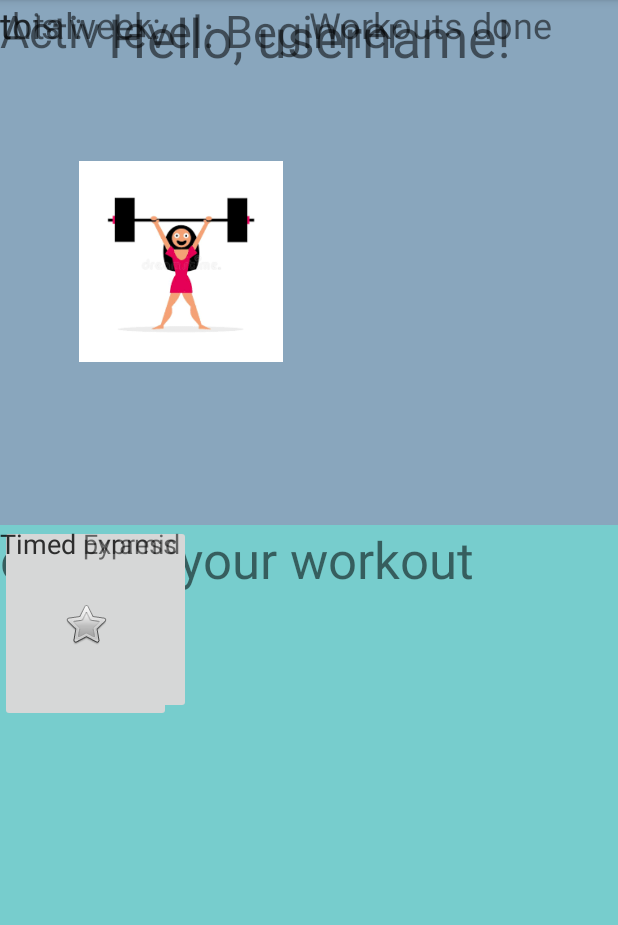
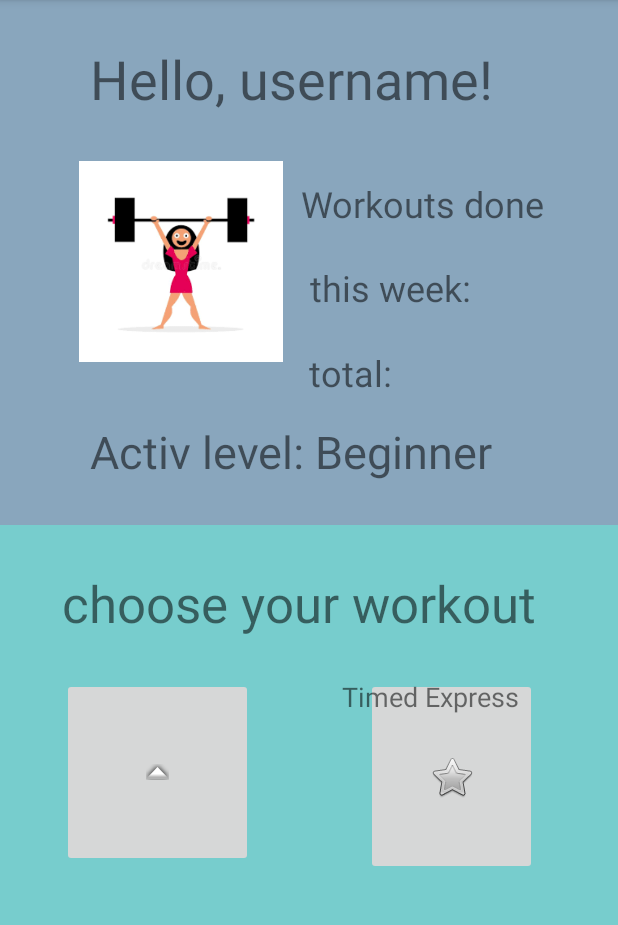
Before and after one commit to ALA-Fitness-App/ALA, an Android app: the profile screen opened directly, with no data from a screen before it, on a phone screen of 412 x 824 dp, the part 84-1009 px from its top. Run offline under Robolectric (Android 15) with nearby library versions, the phone set to English and light mode, and no system bars.

Commit message:
updated profile activity.

```diff
--- a/app/src/main/res/layout/activity_profile.xml
+++ b/app/src/main/res/layout/activity_profile.xml
@@ -14,6 +14,7 @@
         android:background="@color/secondary_background">
 
         <ImageView
+            android:id="@+id/imageView3"
             android:layout_width="136dp"
             android:layout_height="134dp"
             android:background="@color/white"
@@ -29,98 +30,145 @@
             android:id="@+id/textView"
             android:layout_width="wrap_content"
             android:layout_height="wrap_content"
+            android:layout_marginStart="59dp"
+            android:layout_marginTop="28dp"
+            android:layout_marginEnd="83dp"
+            android:layout_marginBottom="31dp"
             android:text="Hello, username!"
             android:textSize="36sp"
+            app:layout_constraintBottom_toTopOf="@+id/imageView3"
             app:layout_constraintEnd_toEndOf="parent"
             app:layout_constraintStart_toStartOf="parent"
-            tools:layout_editor_absoluteY="41dp" />
+            app:layout_constraintTop_toTopOf="parent" />
 
         <TextView
             android:id="@+id/textView2"
             android:layout_width="wrap_content"
             android:layout_height="wrap_content"
+            android:layout_marginStart="8dp"
+            android:layout_marginTop="46dp"
+            android:layout_marginEnd="8dp"
+            android:layout_marginBottom="23dp"
             android:text="Workouts done"
             android:textSize="24sp"
+            app:layout_constraintBottom_toTopOf="@+id/textView3"
             app:layout_constraintEnd_toEndOf="parent"
             app:layout_constraintHorizontal_bias="0.827"
             app:layout_constraintStart_toStartOf="parent"
-            tools:layout_editor_absoluteY="122dp" />
+            app:layout_constraintTop_toBottomOf="@+id/textView" />
 
         <TextView
             android:id="@+id/textView3"
             android:layout_width="wrap_content"
             android:layout_height="wrap_content"
+            android:layout_marginStart="18dp"
+            android:layout_marginEnd="98dp"
+            android:layout_marginBottom="24dp"
             android:text="this week:"
             android:textSize="24sp"
-            tools:layout_editor_absoluteX="206dp"
-            tools:layout_editor_absoluteY="178dp" />
+            app:layout_constraintBottom_toTopOf="@+id/textView4"
+            app:layout_constraintEnd_toEndOf="parent"
+            app:layout_constraintStart_toEndOf="@+id/imageView3"
+            app:layout_constraintTop_toBottomOf="@+id/textView2" />
 
         <TextView
             android:id="@+id/textView4"
             android:layout_width="wrap_content"
             android:layout_height="wrap_content"
+            android:layout_marginStart="18dp"
+            android:layout_marginEnd="151dp"
+            android:layout_marginBottom="16dp"
             android:text="total:"
             android:textSize="24sp"
-            tools:layout_editor_absoluteX="206dp"
-            tools:layout_editor_absoluteY="220dp" />
+            app:layout_constraintBottom_toTopOf="@+id/textView5"
+            app:layout_constraintEnd_toEndOf="parent"
+            app:layout_constraintStart_toEndOf="@+id/imageView3"
+            app:layout_constraintTop_toBottomOf="@+id/textView3" />
 
         <TextView
             android:id="@+id/textView5"
             android:layout_width="wrap_content"
             android:layout_height="wrap_content"
+            android:layout_marginStart="60dp"
+            android:layout_marginEnd="83dp"
+            android:layout_marginBottom="32dp"
             android:text="Activ level: Beginner"
             android:textSize="30sp"
-            tools:layout_editor_absoluteX="59dp"
-            tools:layout_editor_absoluteY="286dp" />
+            app:layout_constraintBottom_toBottomOf="parent"
+            app:layout_constraintEnd_toEndOf="parent"
+            app:layout_constraintStart_toStartOf="parent"
+            app:layout_constraintTop_toBottomOf="@+id/textView4" />
     </androidx.constraintlayout.widget.ConstraintLayout>
+
+    <TextView
+        android:id="@+id/textView7"
+        android:layout_width="wrap_content"
+        android:layout_height="wrap_content"
+        android:layout_marginStart="41dp"
+        android:layout_marginTop="29dp"
+        android:layout_marginEnd="54dp"
+        android:layout_marginBottom="27dp"
+        android:text="choose your workout"
+        android:textSize="34sp" />
 
     <androidx.constraintlayout.widget.ConstraintLayout
         android:layout_width="match_parent"
-        android:layout_height="367dp">
-
-        <TextView
-            android:id="@+id/textView7"
-            android:layout_width="wrap_content"
-            android:layout_height="wrap_content"
-            android:text="choose your workout"
-            android:textSize="34sp"
-            tools:layout_editor_absoluteX="41dp"
-            tools:layout_editor_absoluteY="29dp" />
+        android:layout_height="337dp">
 
         <ImageButton
             android:id="@+id/imageButton"
             android:layout_width="127dp"
             android:layout_height="126dp"
-            app:srcCompat="@android:drawable/arrow_up_float"
-            tools:layout_editor_absoluteX="57dp"
-            tools:layout_editor_absoluteY="101dp" />
+            android:layout_marginStart="57dp"
+            android:layout_marginTop="16dp"
+            android:layout_marginEnd="43dp"
+            android:layout_marginBottom="32dp"
+            app:layout_constraintBottom_toTopOf="@+id/textView6"
+            app:layout_constraintEnd_toStartOf="@+id/imageButton2"
+            app:layout_constraintStart_toStartOf="parent"
+            app:layout_constraintTop_toBottomOf="@+id/textView7"
+            app:srcCompat="@android:drawable/arrow_up_float" />
 
         <ImageButton
             android:id="@+id/imageButton2"
             android:layout_width="114dp"
             android:layout_height="131dp"
-            app:srcCompat="@android:drawable/btn_star"
-            tools:layout_editor_absoluteX="227dp"
-            tools:layout_editor_absoluteY="101dp" />
-
-        <TextView
-            android:id="@+id/textView6"
-            android:layout_width="wrap_content"
-            android:layout_height="wrap_content"
-            android:text="Timed pyramid"
-            android:textSize="18sp"
-            tools:layout_editor_absoluteX="57dp"
-            tools:layout_editor_absoluteY="256dp" />
+            android:layout_marginStart="32dp"
+            android:layout_marginTop="40dp"
+            android:layout_marginEnd="70dp"
+            android:layout_marginBottom="16dp"
+            app:layout_constraintBottom_toTopOf="@+id/textView8"
+            app:layout_constraintEnd_toEndOf="parent"
+            app:layout_constraintStart_toEndOf="@+id/imageButton"
+            app:layout_constraintTop_toBottomOf="@+id/textView7"
+            app:srcCompat="@android:drawable/btn_star" />
 
         <TextView
             android:id="@+id/textView8"
             android:layout_width="wrap_content"
             android:layout_height="wrap_content"
+            android:layout_marginStart="51dp"
+            android:layout_marginTop="32dp"
+            android:layout_marginEnd="66dp"
+            android:layout_marginBottom="95dp"
             android:text="Timed Express"
             android:textSize="18sp"
-            tools:layout_editor_absoluteX="227dp"
-            tools:layout_editor_absoluteY="256dp" />
+            app:layout_constraintBottom_toBottomOf="parent"
+            app:layout_constraintEnd_toEndOf="parent"
+            app:layout_constraintStart_toEndOf="@+id/textView6"
+            app:layout_constraintTop_toBottomOf="@+id/imageButton2" />
 
     </androidx.constraintlayout.widget.ConstraintLayout>
 
+    <TextView
+        android:id="@+id/textView6"
+        android:layout_width="wrap_content"
+        android:layout_height="wrap_content"
+        android:layout_marginStart="32dp"
+        android:layout_marginTop="8dp"
+        android:layout_marginEnd="24dp"
+        android:layout_marginBottom="87dp"
+        android:text="Timed pyramid"
+        android:textSize="18sp" />
+
 </LinearLayout>
```
